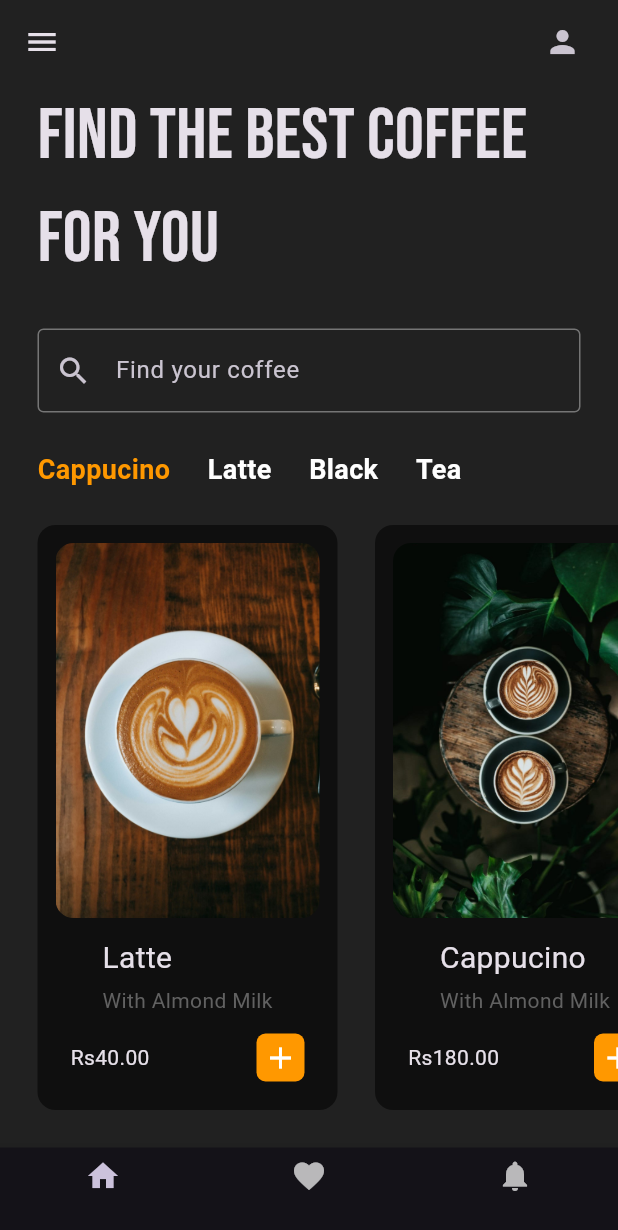
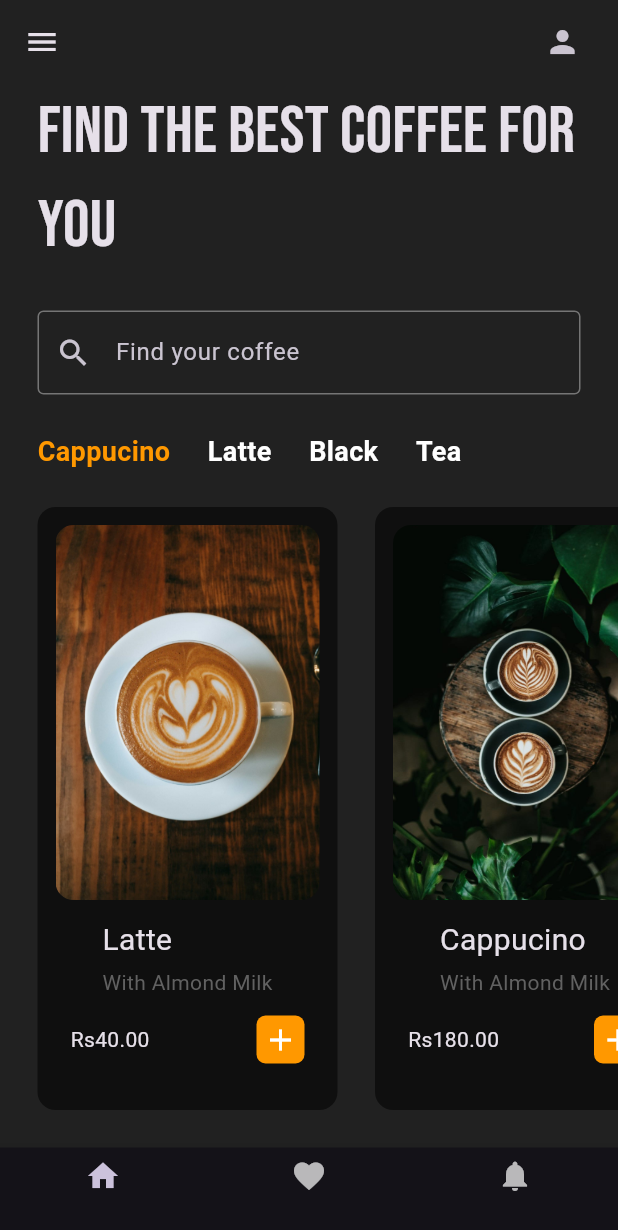
Before and after one commit to Vaibhav-patill/coffee_app, a Flutter app: the screen it shows after launch, on a phone screen of 412 x 824 dp. Shown: the top 1230 px of the screen. Run offline on Flutter 3.47's test engine with Material 3 defaults, Android fonts, the phone set to English and light mode, and no system bars; our stand-ins replace google_fonts.

Commit message:
minor changes

```diff
--- a/lib/pages/home_page.dart
+++ b/lib/pages/home_page.dart
@@ -15,19 +15,31 @@ class HomePage extends StatefulWidget {
 class _HomePageState extends State<HomePage> {
   //list of coffee types
   final List coffeeType = [
-    ['Cappucino', true,],
-    ['Latte', false,],
-    ['Black', false,],
-    ['Tea', false,],
+    [
+      'Cappucino',
+      true,
+    ],
+    [
+      'Latte',
+      false,
+    ],
+    [
+      'Black',
+      false,
+    ],
+    [
+      'Tea',
+      false,
+    ],
   ];
 
   // /user tapeped coffee types
   void coffeetypeSelected(int index) {
     setState(() {
-      for(int i=0;i<coffeeType.length;i++){
-        coffeeType[i][1]=false;
+      for (int i = 0; i < coffeeType.length; i++) {
+        coffeeType[i][1] = false;
       }
-      coffeeType[index][1]=true;
+      coffeeType[index][1] = true;
     });
   }
 
@@ -70,7 +82,7 @@ class _HomePageState extends State<HomePage> {
             child: Text(
               'Find the best coffee for you',
               style: GoogleFonts.bebasNeue(
-                fontSize: 48,
+                fontSize: 44,
               ),
             ),
           ),
@@ -101,11 +113,11 @@ class _HomePageState extends State<HomePage> {
             child: ListView.builder(
               scrollDirection: Axis.horizontal,
               itemCount: coffeeType.length,
-              itemBuilder: (context,index){
+              itemBuilder: (context, index) {
                 return CoffeeType(
-                coffeeType:coffeeType[index][0],
-                isSelected:coffeeType[index][1],
-                onTap: (){
+                  coffeeType: coffeeType[index][0],
+                  isSelected: coffeeType[index][1],
+                  onTap: () {
                     coffeetypeSelected(index);
                   },
                 );
```
Lines whose indentation alone changed are shown as unchanged.
